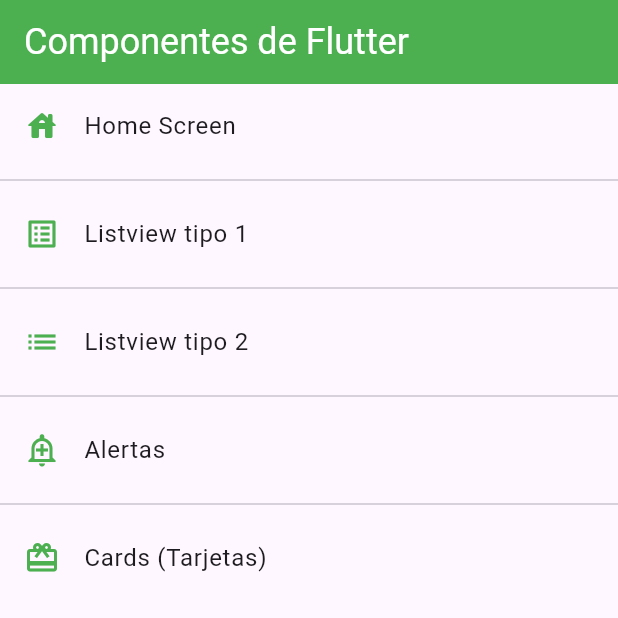
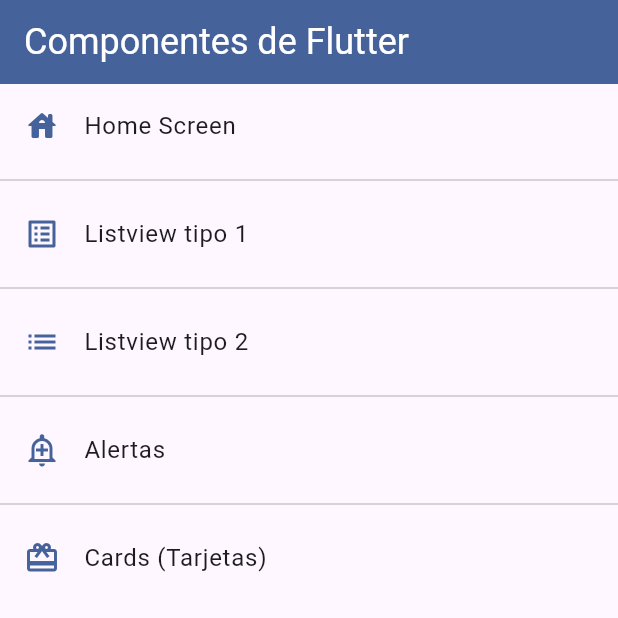
Before and after one commit to htam704/flutter_application_3, a Flutter app: the screen it shows after launch, on a phone screen of 412 x 824 dp, the top half of it. Run offline on Flutter 3.47's test engine with Material 3 defaults, Android fonts, the phone set to English and light mode, and no system bars.

```diff
--- a/lib/theme/app_theme.dart
+++ b/lib/theme/app_theme.dart
@@ -1,12 +1,12 @@
 import 'package:flutter/material.dart';
 
 class AppTheme {
-  static const Color primary = Colors.green;
+  static const Color primary = Color.fromARGB(255, 69, 98, 154);
 
   static final ThemeData lightTheme = ThemeData.light().copyWith(
 
       // Color primario
-    primaryColor: primary,
+      primaryColor: const Color.fromARGB(255, 69, 98, 154),
 
       // AppBar Theme
       appBarTheme: const AppBarTheme(
@@ -18,6 +18,11 @@ class AppTheme {
       ),
       textButtonTheme: TextButtonThemeData(
         style: TextButton.styleFrom(foregroundColor: primary),
-    )
-    );
+      ),
+      //FloatingActionButtons
+      floatingActionButtonTheme: const FloatingActionButtonThemeData(
+          backgroundColor: primary,
+          elevation: 5,
+          shape: StadiumBorder(),
+          foregroundColor: Colors.white60));
 }
```
Also changed, not shown: lib/screens/alert_screen.dart (+7 -4 lines). Lines whose indentation alone changed are shown as unchanged.
